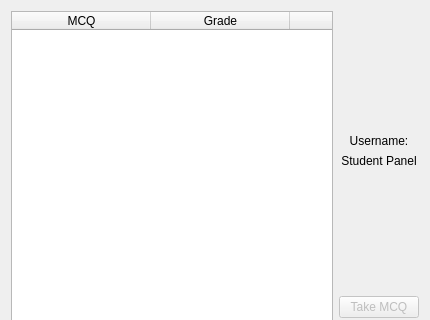
Above: userwindow.ui from carlrizk/QCMpp before the change; both pictures show x 0 to 430 and y 0 to 320 of the 430 by 480 pixel window. Below: the same form after it.
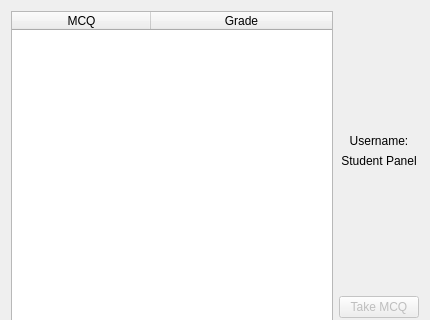
That is the form after the change.

Commit message: fixing column count

```diff
--- a/userwindow.ui
+++ b/userwindow.ui
@@ -44,7 +44,7 @@
       <bool>false</bool>
      </property>
      <property name="columnCount">
-      <number>4</number>
+      <number>2</number>
      </property>
      <attribute name="horizontalHeaderCascadingSectionResizes">
       <bool>false</bool>
@@ -68,8 +68,6 @@
        <string>Grade</string>
       </property>
      </column>
-     <column/>
-     <column/>
     </widget>
    </item>
    <item>
```
